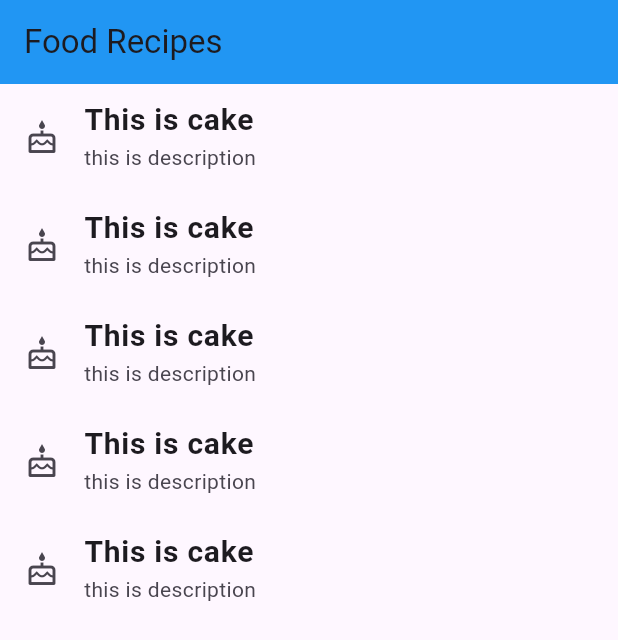
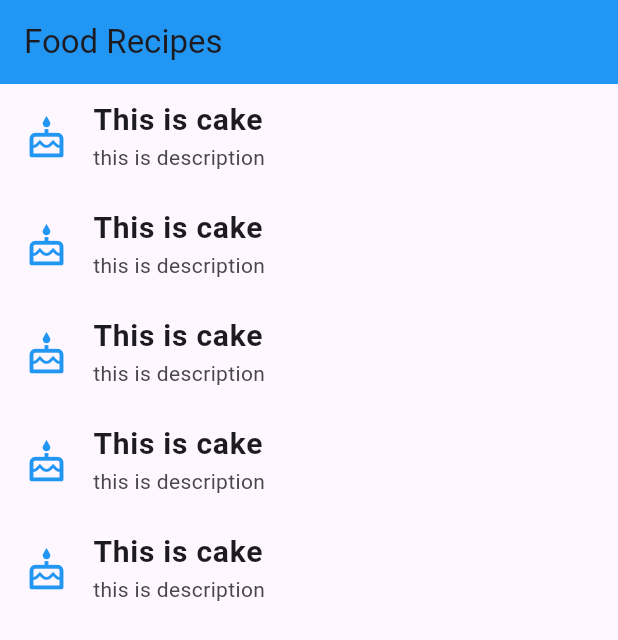
Before and after one commit to Fahim-Mahtab/Ostad-Exam-2, a Flutter app: the screen it shows after launch, on a phone screen of 412 x 824 dp. Shown: the top 640 px of the screen. Run offline on Flutter 3.47's test engine with Material 3 defaults, Android fonts, the phone set to English and light mode, and no system bars.

Commit message:
added files

```diff
--- a/lib/ui/home_screen.dart
+++ b/lib/ui/home_screen.dart
@@ -20,7 +20,7 @@ class _HomeScreenState extends State<HomeScreen> {
         itemCount: 5,
         itemBuilder: (context, index) {
           return ListTile(
-            leading: Icon(Icons.cake_outlined),
+            leading: Icon(Icons.cake_outlined,size: 30,color: Colors.blue,),
             title: Text(
               "This is cake",
               style: TextStyle(fontWeight: FontWeight.bold, fontSize: 20),
```
